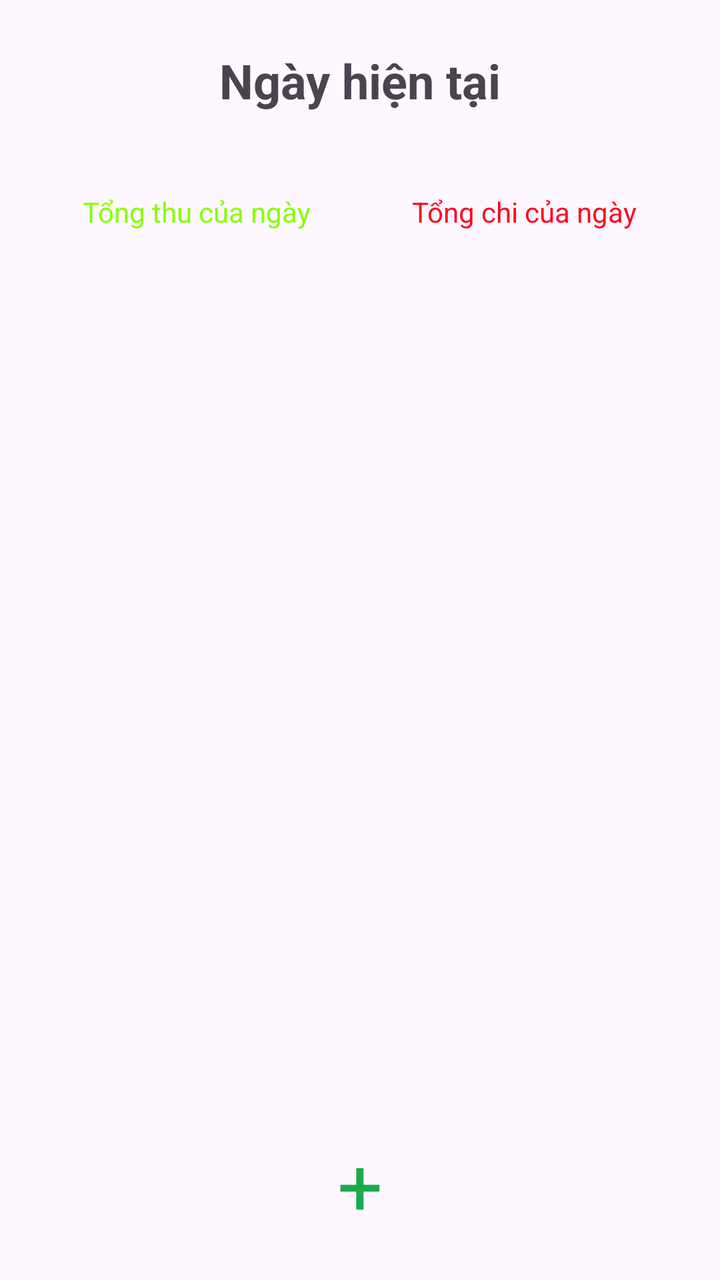
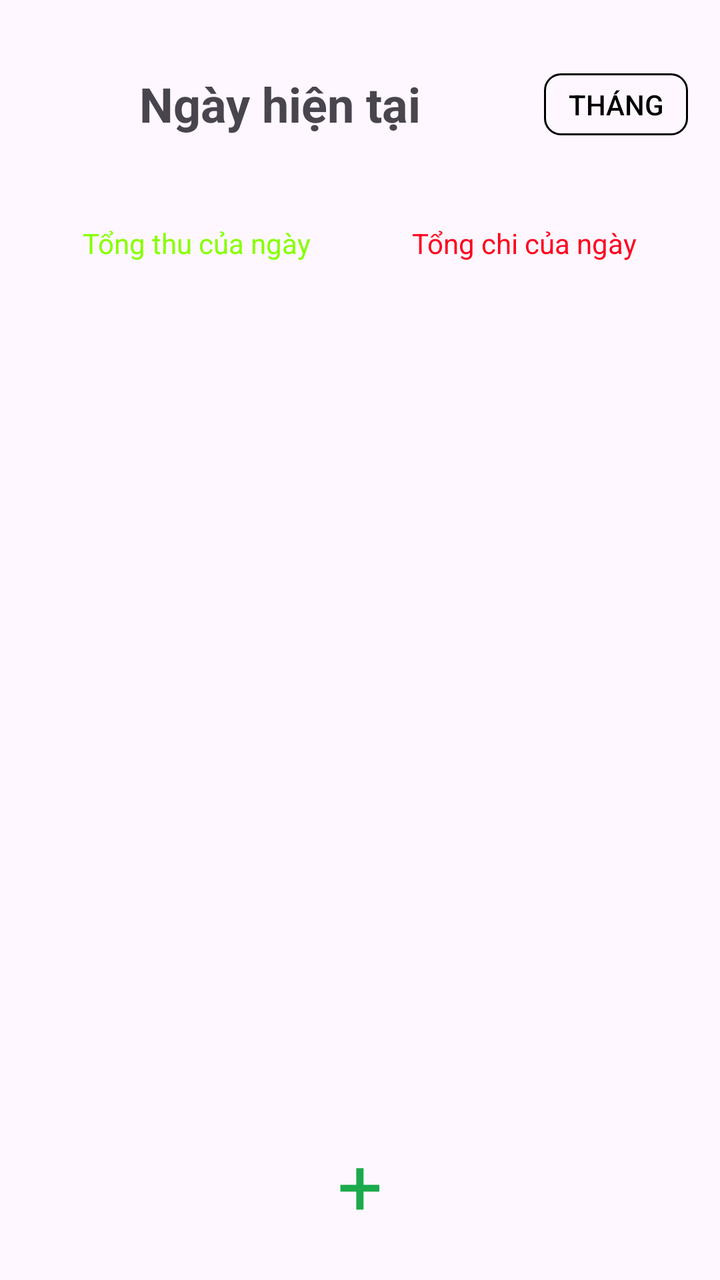

Screens rendered from an Android XML layout before and after an edit, with the pre-edit source and the edit as a unified diff.
<!-- AndroidManifest.xml: application theme Theme.Mywallet -->
<!-- res/layout/home_page.xml -->
<?xml version="1.0" encoding="utf-8"?>
<androidx.constraintlayout.widget.ConstraintLayout xmlns:android="http://schemas.android.com/apk/res/android"
    xmlns:app="http://schemas.android.com/apk/res-auto"
    android:id="@+id/homepage"
    android:fitsSystemWindows="true"
    android:layout_width="match_parent"
    android:layout_height="match_parent">

    <TextView
        android:id="@+id/title"
        android:layout_width="wrap_content"
        android:layout_height="wrap_content"
        android:text="Ngày hiện tại"
        android:textSize="24sp"
        android:textStyle="bold"
        app:layout_constraintEnd_toEndOf="parent"
        app:layout_constraintStart_toStartOf="parent"
        app:layout_constraintTop_toTopOf="parent"
        android:layout_marginTop="24dp" />

    <androidx.constraintlayout.widget.Guideline
        android:id="@+id/centerGuideline"
        android:layout_width="wrap_content"
        android:layout_height="wrap_content"
        android:orientation="vertical"
        app:layout_constraintGuide_percent="0.5" />

    <TextView
        android:id="@+id/totalIncome"
        android:layout_width="0dp"
        android:layout_height="wrap_content"
        android:gravity="center"
        android:text="Tổng thu của ngày"
        android:textColor="#87FF01"
        app:layout_constraintEnd_toStartOf="@id/centerGuideline"
        app:layout_constraintStart_toStartOf="parent"
        app:layout_constraintTop_toBottomOf="@id/title"
        android:layout_marginTop="40dp"
        android:layout_marginStart="16dp" />

    <TextView
        android:id="@+id/totalOutcome"
        android:layout_width="0dp"
        android:layout_height="wrap_content"
        android:gravity="center"
        android:text="Tổng chi của ngày"
        android:textColor="#FF001F"
        app:layout_constraintEnd_toEndOf="parent"
        app:layout_constraintStart_toEndOf="@id/centerGuideline"
        app:layout_constraintTop_toTopOf="@id/totalIncome"
        android:layout_marginEnd="16dp" />

    <ScrollView
        android:id="@+id/transactionScroll"
        android:layout_width="0dp"
        android:layout_height="0dp"
        android:layout_marginTop="28dp"
        android:layout_marginBottom="12dp"
        android:fillViewport="true"
        app:layout_constraintBottom_toTopOf="@id/addTransactionButton"
        app:layout_constraintEnd_toEndOf="parent"
        app:layout_constraintStart_toStartOf="parent"
        app:layout_constraintTop_toBottomOf="@id/totalIncome">

        <LinearLayout
            android:id="@+id/transactionList"
            android:layout_width="match_parent"
            android:layout_height="wrap_content"
            android:orientation="vertical" />
    </ScrollView>

    <TextView
        android:id="@+id/addTransactionButton"
        android:layout_width="56dp"
        android:layout_height="56dp"
        android:layout_marginBottom="20dp"
        android:clickable="true"
        android:contentDescription="Thêm giao dịch"
        android:focusable="true"
        android:gravity="center"
        android:text="+"
        android:textColor="#1BAA4B"
        android:textSize="40sp"
        app:layout_constraintBottom_toBottomOf="parent"
        app:layout_constraintEnd_toEndOf="parent"
        app:layout_constraintStart_toStartOf="parent" />

</androidx.constraintlayout.widget.ConstraintLayout>
<!-- resources referenced by this layout -->
<resources>
  <style name="Theme.Mywallet" parent="Base.Theme.Mywallet" />
  <style name="Base.Theme.Mywallet" parent="Theme.Material3.DayNight.NoActionBar">
          
          
      </style>
</resources>

<!-- the commit's change to res/layout/home_page.xml (unified diff, before → after) -->
@@ -1,6 +1,7 @@
 <?xml version="1.0" encoding="utf-8"?>
 <androidx.constraintlayout.widget.ConstraintLayout xmlns:android="http://schemas.android.com/apk/res/android"
     xmlns:app="http://schemas.android.com/apk/res-auto"
+    xmlns:tools="http://schemas.android.com/tools"
     android:id="@+id/homepage"
     android:fitsSystemWindows="true"
     android:layout_width="match_parent"
@@ -8,15 +9,35 @@
 
     <TextView
         android:id="@+id/title"
-        android:layout_width="wrap_content"
-        android:layout_height="wrap_content"
+        android:layout_width="0dp"
+        android:layout_height="40dp"
+        android:layout_marginStart="16dp"
+        android:layout_marginTop="32dp"
+        android:layout_marginEnd="8dp"
+        android:gravity="center"
+        android:maxLines="1"
         android:text="Ngày hiện tại"
         android:textSize="24sp"
         android:textStyle="bold"
+        app:autoSizeMaxTextSize="24sp"
+        app:autoSizeMinTextSize="16sp"
+        app:autoSizeTextType="uniform"
+        app:layout_constraintEnd_toStartOf="@id/button"
+        app:layout_constraintHorizontal_bias="1.0"
+        app:layout_constraintStart_toStartOf="parent"
+        app:layout_constraintTop_toTopOf="parent" />
+
+    <LinearLayout
+        android:id="@+id/weekBar"
+        android:layout_width="0dp"
+        android:layout_height="wrap_content"
+        android:layout_marginStart="8dp"
+        android:layout_marginTop="16dp"
+        android:layout_marginEnd="8dp"
+        android:orientation="horizontal"
         app:layout_constraintEnd_toEndOf="parent"
         app:layout_constraintStart_toStartOf="parent"
-        app:layout_constraintTop_toTopOf="parent"
-        android:layout_marginTop="24dp" />
+        app:layout_constraintTop_toBottomOf="@id/title" />
 
     <androidx.constraintlayout.widget.Guideline
         android:id="@+id/centerGuideline"
@@ -34,8 +55,8 @@
         android:textColor="#87FF01"
         app:layout_constraintEnd_toStartOf="@id/centerGuideline"
         app:layout_constraintStart_toStartOf="parent"
-        app:layout_constraintTop_toBottomOf="@id/title"
-        android:layout_marginTop="40dp"
+        app:layout_constraintTop_toBottomOf="@id/weekBar"
+        android:layout_marginTop="24dp"
         android:layout_marginStart="16dp" />
 
     <TextView
@@ -85,4 +106,22 @@
         app:layout_constraintEnd_toEndOf="parent"
         app:layout_constraintStart_toStartOf="parent" />
 
+    <Button
+        android:id="@+id/button"
+        android:layout_width="wrap_content"
+        android:layout_height="wrap_content"
+        android:text="Tháng"
+        android:textColor="@color/black"
+        android:background="@drawable/month_button"
+        android:minWidth="0dp"
+        android:minHeight="0dp"
+        android:paddingStart="12dp"
+        android:paddingTop="6dp"
+        android:paddingEnd="12dp"
+        android:paddingBottom="6dp"
+        android:layout_marginEnd="16dp"
+        app:layout_constraintEnd_toEndOf="parent"
+        app:layout_constraintTop_toTopOf="@id/title"
+        app:layout_constraintBottom_toBottomOf="@id/title" />
+
 </androidx.constraintlayout.widget.ConstraintLayout>
<!-- resource entries referenced after the edit -->
@@ -1,5 +1,23 @@
 <!-- resources referenced by this layout -->
 <resources>
+  <color name="black">#FF000000</color>
+  <!-- drawable month_button (drawable) -->
+  <?xml version="1.0" encoding="utf-8"?>
+  <shape xmlns:android="http://schemas.android.com/apk/res/android"
+      android:shape="rectangle">
+  
+      
+      <solid android:color="@android:color/transparent" />
+  
+      
+      <stroke
+          android:width="1dp"
+          android:color="#000000" />
+  
+      
+      <corners android:radius="8dp" />
+  
+  </shape>
   <style name="Theme.Mywallet" parent="Base.Theme.Mywallet" />
   <style name="Base.Theme.Mywallet" parent="Theme.Material3.DayNight.NoActionBar">
           
